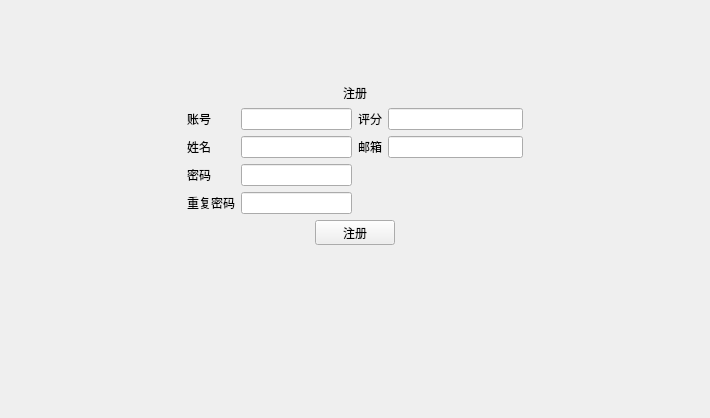
This is Register.ui in Lemonlittlesweet/Academic-Affairs-Management-System as Qt 5 draws it before an edit. The edited form follows.
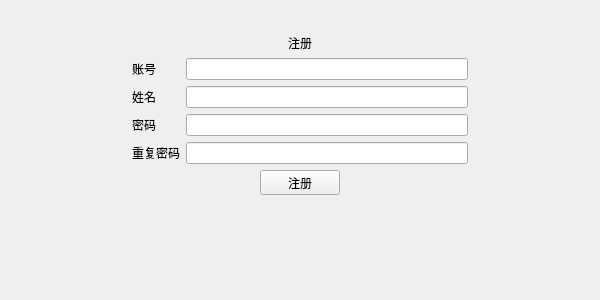
This is the edited form.

```diff
--- a/Register.ui
+++ b/Register.ui
@@ -6,10 +6,16 @@
    <rect>
     <x>0</x>
     <y>0</y>
-    <width>710</width>
-    <height>418</height>
+    <width>600</width>
+    <height>300</height>
    </rect>
   </property>
+  <property name="minimumSize">
+   <size>
+    <width>400</width>
+    <height>222</height>
+   </size>
+  </property>
   <property name="windowTitle">
    <string>Register</string>
   </property>
@@ -165,30 +171,6 @@
           </item>
          </layout>
         </item>
-        <item>
-         <layout class="QFormLayout" name="formLayout_2">
-          <item row="0" column="0">
-           <widget class="QLabel" name="label_6">
-            <property name="text">
-             <string>评分</string>
-            </property>
-           </widget>
-          </item>
-          <item row="0" column="1">
-           <widget class="QLineEdit" name="grade"/>
-          </item>
-          <item row="1" column="0">
-           <widget class="QLabel" name="label_7">
-            <property name="text">
-             <string>邮箱</string>
-            </property>
-           </widget>
-          </item>
-          <item row="1" column="1">
-           <widget class="QLineEdit" name="mail"/>
-          </item>
-         </layout>
-        </item>
        </layout>
       </item>
       <item row="4" column="1" colspan="2">
```
